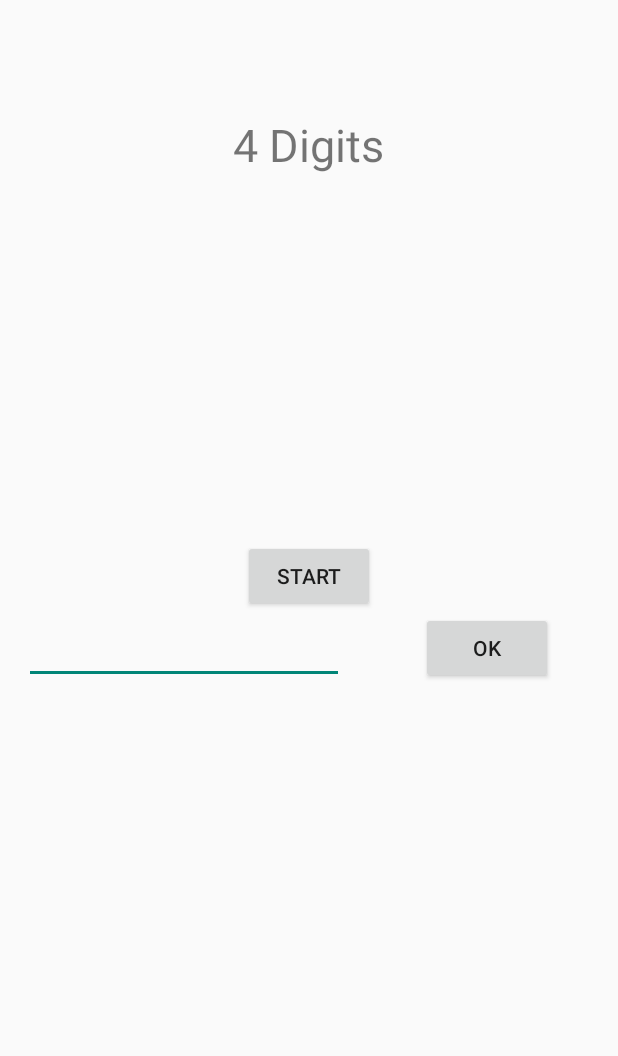
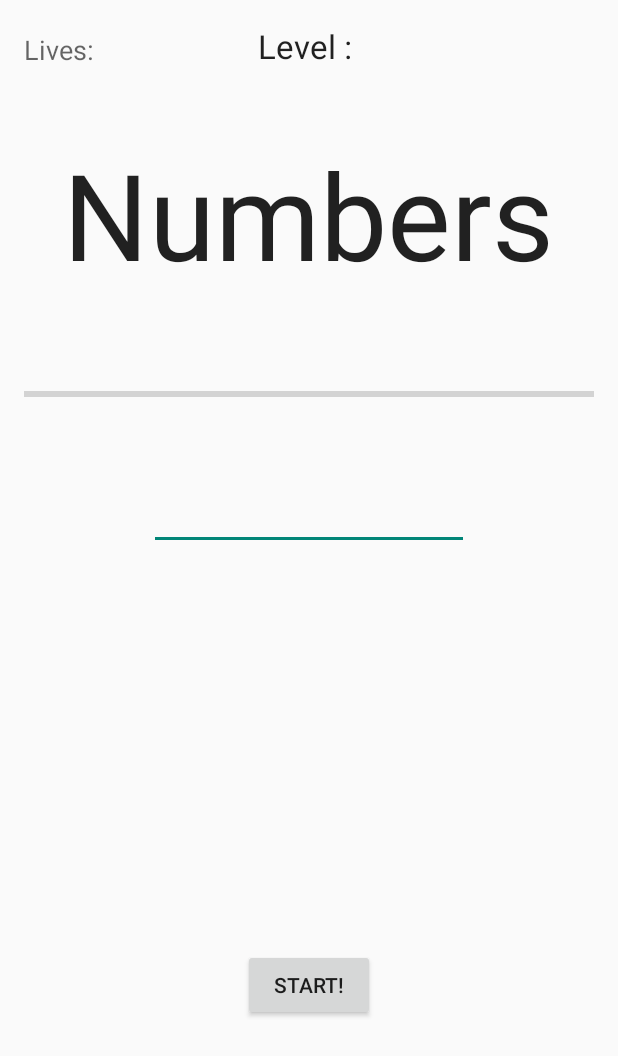
Before and after one commit to Seichis/DataGathering, an Android app: the layout activity_digit_span.xml on its own in the app's theme, with its tools: preview values and no code run, on a phone screen of 412 x 824 dp. Shown: the top 1056 px of the screen. Run offline under Robolectric (Android 15) with nearby library versions, the phone set to English and light mode, and no system bars.

Commit message:
almost there except digit span

```diff
--- a/app/src/main/res/layout/activity_digit_span.xml
+++ b/app/src/main/res/layout/activity_digit_span.xml
@@ -6,57 +6,65 @@
     android:paddingBottom="@dimen/activity_vertical_margin"
     tools:context="com.performance.cognitive.datagathering.DigitSpan">
 
-    <ImageView
-        android:layout_width="150dp"
-        android:layout_height="150dp"
-        android:id="@+id/number"
+
+    <TextView
+        android:layout_width="wrap_content"
+        android:layout_height="wrap_content"
+        android:textAppearance="?android:attr/textAppearanceLarge"
+        android:text="Level : "
+        android:id="@+id/level_textView"
         android:layout_alignParentTop="true"
+        android:layout_centerHorizontal="true" />
+
+    <TextView
+        android:layout_width="wrap_content"
+        android:layout_height="wrap_content"
+        android:textAppearance="?android:attr/textAppearanceLarge"
+        android:text="Numbers"
+        android:textSize="80sp"
+        android:id="@+id/number_textView"
+        android:layout_below="@+id/level_textView"
         android:layout_centerHorizontal="true"
-        android:layout_marginTop="128dp" />
+        android:layout_marginTop="44dp" />
 
     <Button
         android:layout_width="wrap_content"
         android:layout_height="wrap_content"
-        android:text="Start"
-        android:id="@+id/button1"
-        android:layout_below="@+id/number"
+        android:text="Start!"
+        android:id="@+id/start_button"
+        android:layout_alignParentBottom="true"
         android:layout_centerHorizontal="true"
-        android:layout_marginTop="66dp" />
+        android:layout_marginBottom="127dp" />
+
+    <TextView
+        android:layout_width="wrap_content"
+        android:layout_height="wrap_content"
+        android:textAppearance="?android:attr/textAppearanceMedium"
+        android:text="Lives: "
+        android:id="@+id/life_textView"
+        android:layout_alignBottom="@+id/level_textView"
+        android:layout_alignParentLeft="true"
+        android:layout_alignParentStart="true" />
+
+    <ProgressBar
+        style="?android:attr/progressBarStyleHorizontal"
+        android:layout_width="fill_parent"
+        android:layout_height="50dp"
+        android:id="@+id/countdown_progressBar"
+        android:max="30"
+        android:indeterminate="false"
+        android:layout_below="@+id/number_textView"
+        android:layout_alignParentRight="true"
+        android:layout_alignParentEnd="true"
+        android:layout_marginTop="42dp" />
 
     <EditText
         android:layout_width="wrap_content"
         android:layout_height="wrap_content"
         android:inputType="number"
         android:ems="10"
-        android:id="@+id/text1"
-        android:layout_alignBottom="@+id/button2"
-        android:layout_alignParentLeft="true"
-        android:layout_alignParentStart="true" />
-
-    <Button
-        android:layout_width="wrap_content"
-        android:layout_height="wrap_content"
-        android:text="OK"
-        android:id="@+id/button2"
-        android:layout_below="@+id/button1"
-        android:layout_toRightOf="@+id/number"
-        android:layout_toEndOf="@+id/number" />
-
-    <TextView
-        android:layout_width="wrap_content"
-        android:layout_height="wrap_content"
-        android:id="@+id/textView"
-        android:layout_alignParentTop="true"
+        android:id="@+id/input_editText"
+        android:layout_below="@+id/countdown_progressBar"
         android:layout_centerHorizontal="true"
-        android:layout_marginTop="60dp"
-        android:textSize="30sp"
-        android:text="4 Digits" />
-
-    <TextView
-        android:layout_width="wrap_content"
-        android:layout_height="wrap_content"
-        android:id="@+id/textView2"
-        android:layout_below="@+id/number"
-        android:layout_alignParentLeft="true"
-        android:layout_alignParentStart="true" />
+        android:layout_marginTop="33dp" />
 </RelativeLayout>
```
